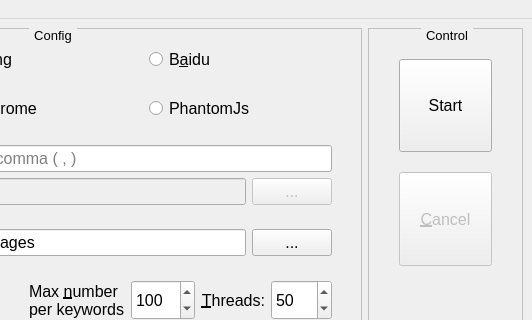
Before: the Qt Designer form mainwindow.ui in QianyanTech/Image-Downloader, drawn with Qt 5; both pictures show x 268 to 800 and y 0 to 320 of the 800 by 718 pixel window.
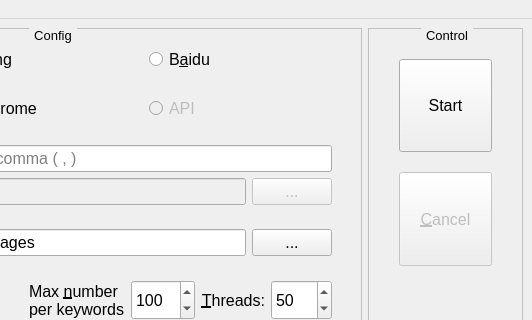
After: the same form once the commit is applied.

Commit message: Adjust UI files to match python script.

```diff
--- a/mainwindow.ui
+++ b/mainwindow.ui
@@ -392,14 +392,17 @@
            </widget>
           </item>
           <item>
-           <widget class="QRadioButton" name="radioButton_phantomjs">
+           <widget class="QRadioButton" name="radioButton_api">
+            <property name="enabled">
+             <bool>false</bool>
+            </property>
             <property name="font">
              <font>
               <pointsize>12</pointsize>
              </font>
             </property>
             <property name="text">
-             <string>PhantomJs</string>
+             <string>API</string>
             </property>
            </widget>
           </item>
```
Left out of the diff: 92 changed lines with no effect on the pictures. The commit also changes 2 other files.
